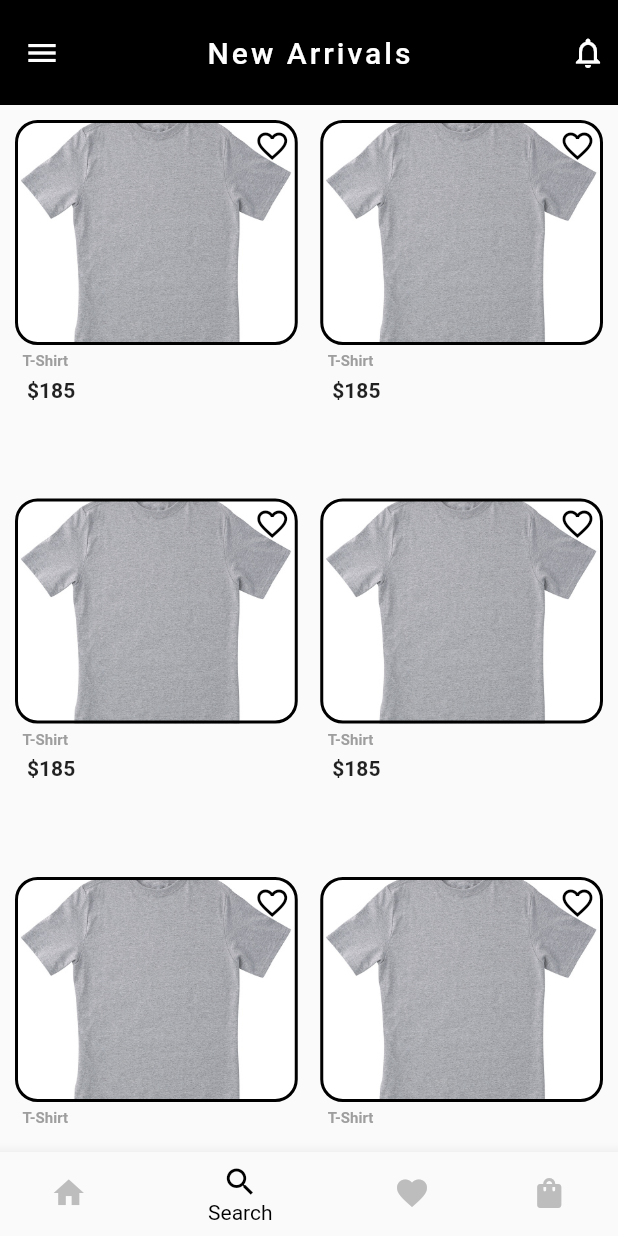
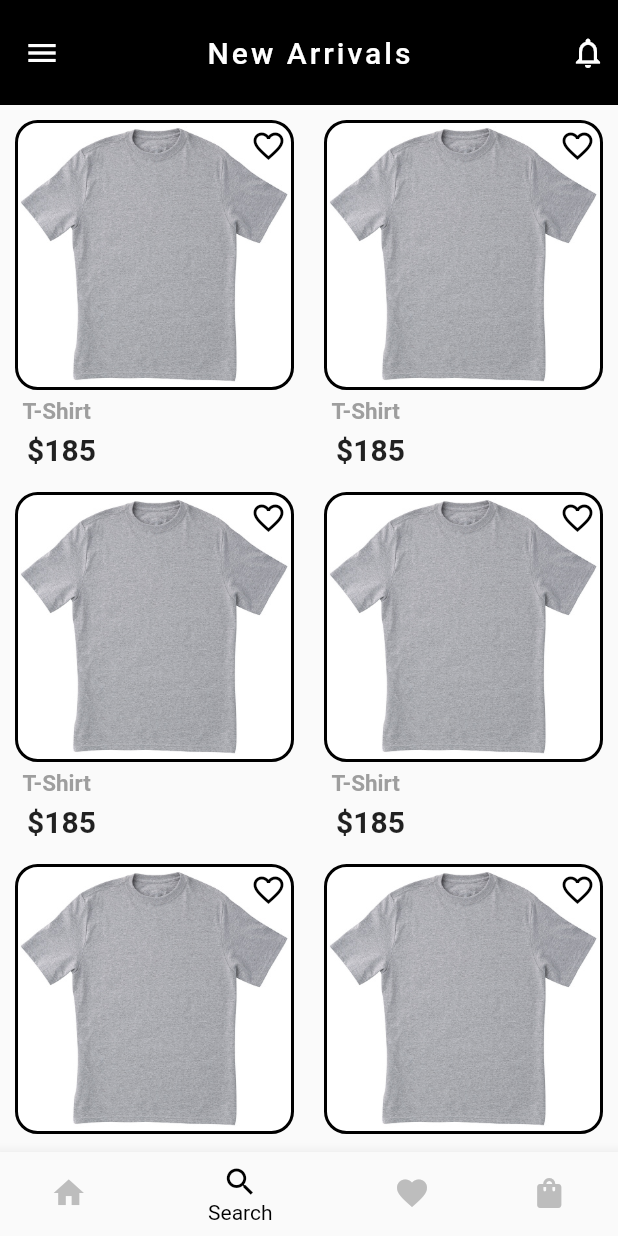
Before and after one commit to El-Helbawy-M/Dsc_Shop, a Flutter app: the screen it shows after launch, on a phone screen of 412 x 824 dp. Run offline on Flutter 3.47's test engine with Material 2 defaults, Android fonts, the phone set to English and light mode, and no system bars; our stand-ins replace cloud_firestore, firebase_auth, firebase_core; missing offline and left inert: splash_screen_view; accounts and stored records are empty.

Commit message:
update container's size

```diff
--- a/lib/Constants.dart
+++ b/lib/Constants.dart
@@ -3,7 +3,7 @@ import 'package:flutter/material.dart';
 enum TaskState { OK, ERROR }
 
 TextStyle kClothTitleStyle = TextStyle(color: Colors.grey.shade500,
-    fontSize: 10,
+    fontSize: 15,
     fontWeight: FontWeight.bold);
 
-TextStyle kClothPriceStyle = TextStyle(fontWeight: FontWeight.bold);
+TextStyle kClothPriceStyle = TextStyle(fontWeight: FontWeight.bold, fontSize: 20);
--- a/lib/Layout/Screens/HomeScreen.dart
+++ b/lib/Layout/Screens/HomeScreen.dart
@@ -43,8 +43,7 @@ class _HomeScreenState extends State<HomeScreen> {
           gridDelegate: SliverGridDelegateWithMaxCrossAxisExtent(
             maxCrossAxisExtent: 200,
             childAspectRatio: 3 / 4,
-            crossAxisSpacing: 15,
-            mainAxisSpacing: 1,
+            crossAxisSpacing: 20,
           ),
           children: <Widget>[
             ClothItem(),
--- a/lib/Layout/Screens/ProductDetailsScreen.dart
+++ b/lib/Layout/Screens/ProductDetailsScreen.dart
@@ -39,7 +39,7 @@ class _ProductDetailsState extends State<ProductDetails> {
             Container(
               decoration: BoxDecoration(
                 image: DecorationImage(
-                    fit: BoxFit.cover,
+                    fit: BoxFit.fill,
                     image: AssetImage(
                       'Images/T-Shirt.jpg',
                     )),
--- a/lib/Layout/Screens/SplashScreen.dart
+++ b/lib/Layout/Screens/SplashScreen.dart
@@ -4,7 +4,6 @@ import 'HomeScreen.dart';
 
 class SplashScreen extends StatefulWidget {
   const SplashScreen({Key key}) : super(key: key);
-
 
   @override
   _SplashScreenState createState() => _SplashScreenState();
@@ -14,7 +13,6 @@ class _SplashScreenState extends State<SplashScreen> {
   @override
   Widget build(BuildContext context) {
     return SplashScreenView(
-
       text: 'DSC Shop!', textStyle:TextStyle(color: Colors.blue),
       navigateRoute: HomeScreen(),
       duration: 6000,
--- a/lib/Layout/widgets/cloth_item.dart
+++ b/lib/Layout/widgets/cloth_item.dart
@@ -32,11 +32,11 @@ class _ClothItemState extends State<ClothItem> {
                 Navigator.push(context, MaterialPageRoute(builder: (context)=> ProductDetails()));
               },
               child: Container(
-                height: 150,
+                height: 180,
                 padding: EdgeInsets.all(20),
                 decoration: BoxDecoration(
                   image: DecorationImage(
-                    fit: BoxFit.cover,
+                    fit: BoxFit.fill,
                     image: AssetImage('Images/T-Shirt.jpg',)
                   ) ,
                   border: Border.all(width: 2, color: Colors.black),
@@ -47,7 +47,6 @@ class _ClothItemState extends State<ClothItem> {
             Positioned(
               child: GestureDetector(
                 onTap: () {
-                  // create fist stateful widget
               setState((){
                 favorite = !favorite;
               });
```
